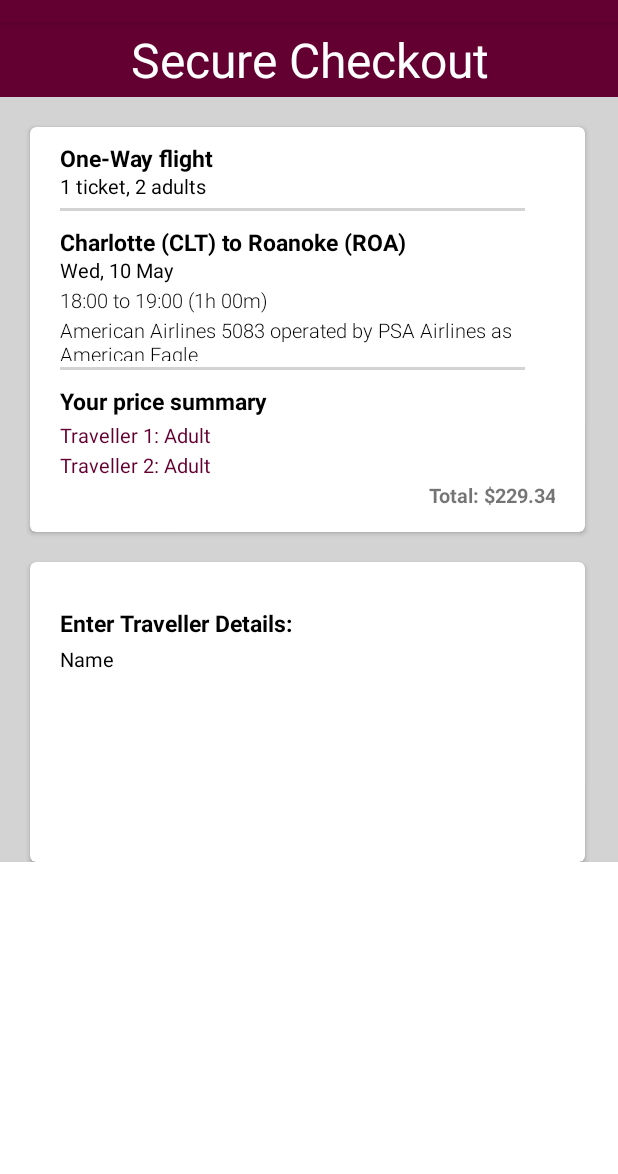
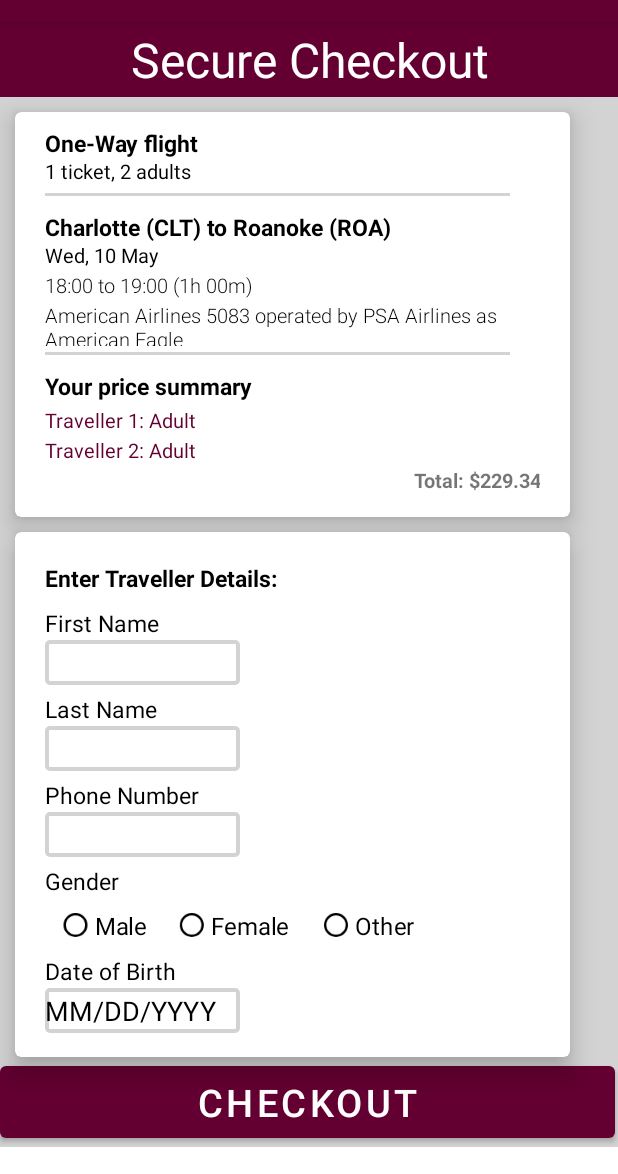
Before and after one commit to pranavganeshvt/DailyConnect, an Android app: the SecureCheckoutActivity screen opened directly, with no data from a screen before it, on a phone screen of 412 x 824 dp, the part 62-1236 px from its top. Run offline under Robolectric (Android 15) with nearby library versions, the phone set to English and light mode, and no system bars.

Commit message:
Add Secure Checkout Page- Pranav Soma

```diff
--- a/app/src/main/java/com/example/dailyconnect/SecureCheckoutActivity.kt
+++ b/app/src/main/java/com/example/dailyconnect/SecureCheckoutActivity.kt
@@ -1,11 +1,21 @@
 package com.example.dailyconnect
 
+import android.content.Intent
+import android.os.Bundle
+import android.widget.Button
+import android.widget.*
 import androidx.appcompat.app.AppCompatActivity
-import android.os.Bundle
+import java.util.*
 
 class SecureCheckoutActivity : AppCompatActivity() {
     override fun onCreate(savedInstanceState: Bundle?) {
         super.onCreate(savedInstanceState)
         setContentView(R.layout.secure_checkout)
+
+        val checkout = findViewById<Button>(R.id.checkout)
+        checkout.setOnClickListener {
+            val intent1 = Intent(this@SecureCheckoutActivity, LoginPage::class.java)
+            startActivity(intent1)
+        }
     }
 }
--- /dev/null
+++ b/app/src/main/res/drawable/textinput.xml
@@ -0,0 +1,9 @@
+<shape xmlns:android="http://schemas.android.com/apk/res/android"
+    android:shape="rectangle">
+    <solid android:color="#FFFFFF" />
+    <stroke android:width="2.5dp"
+        android:color="#D3D3D3"
+        />
+    <corners
+        android:radius="2dp"/>
+</shape>
--- a/app/src/main/res/layout/secure_checkout.xml
+++ b/app/src/main/res/layout/secure_checkout.xml
@@ -28,11 +28,12 @@
         android:id="@+id/card_view"
         android:layout_width="370dp"
         android:layout_height="270dp"
-        android:layout_marginTop="20dp"
-        android:layout_marginLeft="20dp"
-        android:layout_marginRight="20dp"
+        android:layout_marginTop="10dp"
+        android:layout_marginLeft="10dp"
+        android:layout_marginRight="30dp"
         card_view:cardCornerRadius="4dp"
-        android:backgroundTint="@color/white">
+        android:backgroundTint="@color/white"
+        card_view:cardElevation="10dp">
 
         <LinearLayout
             android:layout_width="match_parent"
@@ -152,41 +153,163 @@
     <androidx.cardview.widget.CardView
         android:id="@+id/card_view_2"
         android:layout_width="370dp"
-        android:layout_height="200dp"
-        android:layout_marginTop="20dp"
-        android:layout_marginLeft="20dp"
-        android:layout_marginRight="20dp"
+        android:layout_height="350dp"
+        android:layout_marginTop="10dp"
+        android:layout_marginLeft="10dp"
+        android:layout_marginRight="30dp"
         card_view:cardCornerRadius="4dp"
+        card_view:cardElevation="10dp"
         android:backgroundTint="@color/white">
 
         <LinearLayout
             android:layout_width="match_parent"
             android:layout_height="match_parent"
+            android:layout_marginLeft="20dp"
+            android:layout_marginTop="10dp"
             android:layout_marginRight="20dp"
-            android:layout_marginLeft="20dp"
-            android:layout_marginTop="20dp"
             android:background="#FFF"
             android:orientation="vertical">
+
             <TextView
                 android:id="@+id/text_10"
                 android:layout_width="match_parent"
                 android:layout_height="20dp"
                 android:layout_marginTop="10dp"
                 android:text="Enter Traveller Details:"
-                android:textStyle="bold"
                 android:textColor="#000"
-                android:textSize="15sp"/>
+                android:textSize="15sp"
+                android:textStyle="bold" />
 
             <TextView
                 android:id="@+id/text_11"
                 android:layout_width="match_parent"
                 android:layout_height="20dp"
+                android:layout_marginTop="10dp"
+                android:text="First Name"
+                android:layout_marginBottom="2dp"
+                android:textColor="#000"
+                android:textSize="15sp" />
+
+            <EditText
+                android:layout_width="130dp"
+                android:layout_height="30dp"
+                android:background="@drawable/textinput"></EditText>
+
+            <TextView
+                android:id="@+id/text_12"
+                android:layout_width="match_parent"
+                android:layout_height="20dp"
                 android:layout_marginTop="5dp"
-                android:text="Name"
+                android:layout_marginBottom="2dp"
+                android:text="Last Name"
                 android:textColor="#000"
-                android:textSize="13sp"/>
+                android:textSize="15sp" />
+
+            <EditText
+                android:layout_width="130dp"
+                android:layout_height="30dp"
+                android:background="@drawable/textinput"
+                android:textColorHint="#000"></EditText>
+
+            <TextView
+                android:id="@+id/text_13"
+                android:layout_width="match_parent"
+                android:layout_height="20dp"
+                android:layout_marginTop="5dp"
+                android:layout_marginBottom="2dp"
+                android:text="Phone Number"
+                android:textColor="#000"
+                android:textSize="15sp" />
+
+            <EditText
+                android:layout_width="130dp"
+                android:layout_height="30dp"
+                android:background="@drawable/textinput"
+                android:textColorHint="#000"></EditText>
+
+            <TextView
+                android:id="@+id/text_14"
+                android:layout_width="match_parent"
+                android:layout_height="20dp"
+                android:layout_marginTop="5dp"
+                android:text="Gender"
+                android:textColor="#000"
+                android:textSize="15sp" />
+
+            <RadioGroup
+                android:layout_width="300dp"
+                android:layout_height="30dp"
+                android:id="@+id/RG1">
+
+                <LinearLayout
+                    android:layout_width="match_parent"
+                    android:layout_height="match_parent"
+                    android:orientation="horizontal">
+
+                    <RadioButton
+                        android:id="@+id/Radio_1"
+                        android:layout_width="wrap_content"
+                        android:layout_height="25dp"
+                        android:layout_marginTop="7.5dp"
+                        android:layout_marginBottom="7.5dp"
+                        android:scaleX="0.80"
+                        android:scaleY="0.80"
+                        android:text="Male"
+                        android:textSize="20sp"
+                        android:checked="false"
+                        android:buttonTint="@color/black"></RadioButton>
+
+                    <RadioButton
+                        android:id="@+id/Radio_2"
+                        android:layout_width="wrap_content"
+                        android:layout_height="25dp"
+                        android:layout_marginTop="7.5dp"
+                        android:layout_marginBottom="7.5dp"
+                        android:scaleX="0.80"
+                        android:scaleY="0.80"
+                        android:text="Female"
+                        android:textSize="20sp"
+                        android:checked="false"
+                        android:buttonTint="@color/black"/>
+
+                    <RadioButton
+                        android:id="@+id/Radio_3"
+                        android:layout_width="85dp"
+                        android:layout_height="25dp"
+                        android:layout_marginTop="7.5dp"
+                        android:layout_marginBottom="7.5dp"
+                        android:scaleX="0.80"
+                        android:scaleY="0.80"
+                        android:text="Other"
+                        android:textSize="20sp"
+                        android:checked="false"
+                        android:buttonTint="@color/black"/>
+                </LinearLayout>
+            </RadioGroup>
+            <TextView
+                android:id="@+id/text_15"
+                android:layout_width="match_parent"
+                android:layout_height="20dp"
+                android:layout_marginTop="10dp"
+                android:layout_marginBottom="2dp"
+                android:text="Date of Birth"
+                android:textColor="#000"
+                android:textSize="15sp" />
+            <EditText
+                android:layout_width="130dp"
+                android:layout_height="30dp"
+                android:background="@drawable/textinput"
+                android:textColorHint="#000"
+                android:hint="MM/DD/YYYY"></EditText>
 
         </LinearLayout>
     </androidx.cardview.widget.CardView>
+    <Button
+        android:id="@+id/checkout"
+        android:layout_width="410dp"
+        android:layout_height="60dp"
+        android:text="Checkout"
+        android:textSize="25sp"/>
+
 </LinearLayout>
 </ScrollView>
--- a/build.gradle
+++ b/build.gradle
@@ -2,5 +2,5 @@
 plugins {
     id 'com.android.application' version '7.4.2' apply false
     id 'com.android.library' version '7.4.2' apply false
-    id 'org.jetbrains.kotlin.android' version '1.8.0' apply false
+    id 'org.jetbrains.kotlin.android' version '1.8.20' apply false
 }
```
